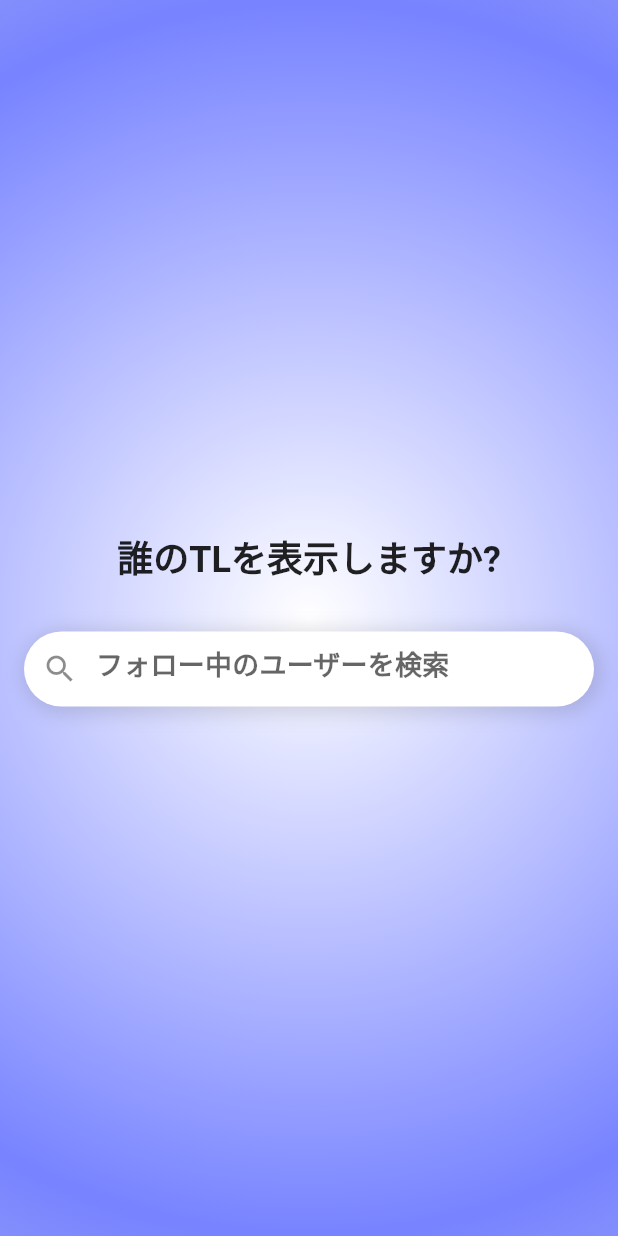
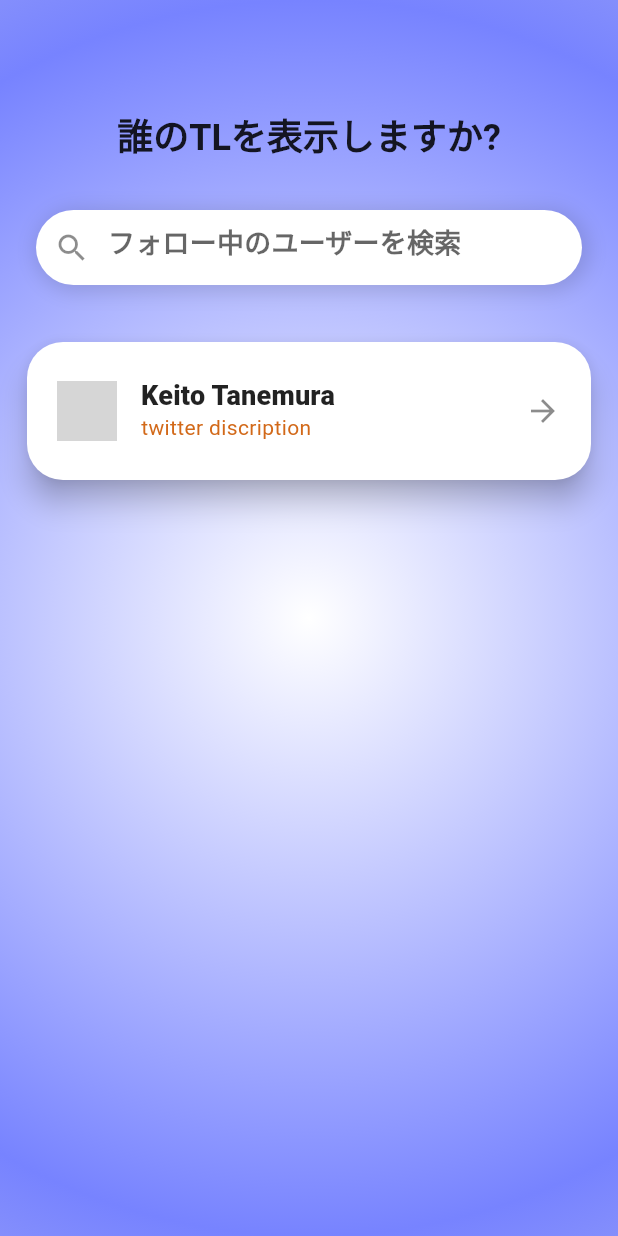
Before and after one commit to Tanesan/finalspajam, a Flutter app: the screen it shows after launch, on a phone screen of 412 x 824 dp. Run offline on Flutter 3.47's test engine with Material 2 defaults, Android fonts, the phone set to English and light mode, and no system bars; our stand-ins replace firebase_auth, firebase_core, flutter_signin_button, google_fonts, grouped_list; missing offline and left inert: twitter_login; accounts and stored records are empty; network calls fail; grey boxes are pictures that could not be loaded.

Commit message:
検索ページのフロント作成

```diff
--- a/lib/pages/search.dart
+++ b/lib/pages/search.dart
@@ -1,4 +1,5 @@
 import 'package:flutter/material.dart';
+import 'package:grouped_list/grouped_list.dart';
 
 class Search extends StatelessWidget {
   const Search({Key? key}) : super(key: key);
@@ -16,13 +17,18 @@ class Search extends StatelessWidget {
         ],
       )),
       child: Center(
+        child: Padding(
+          padding: const EdgeInsets.all(8.0),
           child: Column(
-          mainAxisAlignment: MainAxisAlignment.center,
+            mainAxisAlignment: MainAxisAlignment.start,
             children: [
-              Text("誰のTLを表示しますか?",
+                Padding(
+                  padding: EdgeInsets.only(top: 64.0),
+                  child: Text("誰のTLを表示しますか?",
                         style: Theme.of(context).textTheme.headline5),
+                ),
               Padding(
-              padding: EdgeInsets.only(left: 16, top: 32, right: 16),
+                padding: EdgeInsets.only(left: 16, top: 32, right: 16, bottom: 32),
                 child: Container(
                   height: 50,
                   decoration: BoxDecoration(
@@ -67,7 +73,32 @@ class Search extends StatelessWidget {
                   ),
                 ),
               ),
+
+    Expanded(
+    child: SingleChildScrollView(
+    child: GestureDetector(
+        onTap: () => print("As"),
+        child: Card(
+      shape: RoundedRectangleBorder(
+        borderRadius: BorderRadius.circular(24.0),
+      ),
+                        elevation: 8.0,
+                        margin: EdgeInsets.symmetric(horizontal: 10.0, vertical: 6.0),
+                        child: Container(
+                          child: ListTile(
+                            contentPadding:
+                            EdgeInsets.symmetric(horizontal: 20.0, vertical: 10.0),
+                            leading: CircleAvatar(
+                                backgroundImage: NetworkImage("https://tanemura.dev/img/icons.png")),
+                            title: Text("Keito Tanemura"),
+                            subtitle: Text("twitter discription"),
+                            trailing: Icon(Icons.arrow_forward),
+                          ),
+                        ),
+                      )))
+                  ),
             ],
+          ),
           ),
       ),
     ));
--- a/pubspec.yaml
+++ b/pubspec.yaml
@@ -32,6 +32,7 @@ dependencies:
   twitter_login: ^4.0.1
   google_fonts: ^2.1.0
   http: ^0.13.4
+  grouped_list: ^4.1.0
   web_socket_channel: ^2.1.0
 
   # The following adds the Cupertino Icons font to your application.
```
Also changed, not shown: pubspec.lock. Lines whose indentation alone changed are shown as unchanged.
